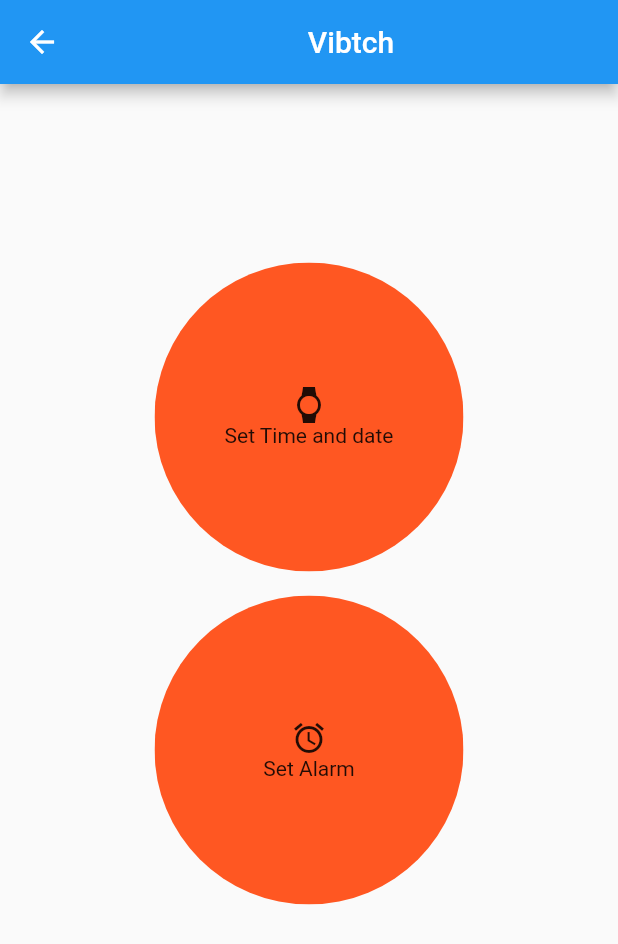
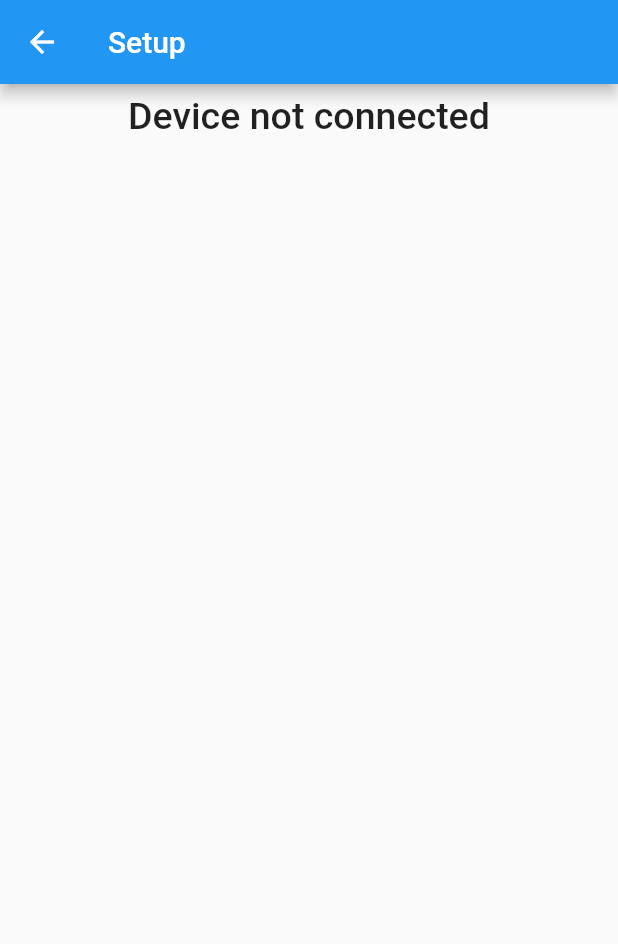
Before and after one commit to mmkumr/xioty, a Flutter app: the HomePage screen opened directly, on a phone screen of 412 x 824 dp. Shown: the top 944 px of the screen. Run offline on Flutter 3.47's test engine with Material 2 defaults, Android fonts, the phone set to English and light mode, and no system bars; our stand-ins replace flutter_bluetooth_serial; statements that could not run were skipped.

Commit message:
minor bug fixes in setup page.

```diff
--- a/AndroidStudioProjects/vibratingwatch/lib/MainPage.dart
+++ b/AndroidStudioProjects/vibratingwatch/lib/MainPage.dart
@@ -76,15 +76,11 @@ class _MainPage extends State<MainPage> {
   Widget build(BuildContext context) {
     return Scaffold(
       appBar: AppBar(
-        title: const Text('Flutter Bluetooth Serial'),
+        title: const Text('Vibrating watch'),
       ),
       body: Container(
         child: ListView(
           children: <Widget>[
-            Divider(),
-            ListTile(
-              title: const Text('General')
-            ),
             SwitchListTile(
               title: const Text('Enable Bluetooth'),
               value: _bluetoothState.isEnabled,
--- a/AndroidStudioProjects/vibratingwatch/lib/main.dart
+++ b/AndroidStudioProjects/vibratingwatch/lib/main.dart
@@ -204,15 +204,23 @@ class _HomePageState extends State<HomePage> {
 
   @override
   Widget build(BuildContext context) {
-
+    print(_messageBuffer);
     return Scaffold(
       appBar: AppBar(
-        title: Center(child: Text("Vibtch", textAlign: TextAlign.center,)),
+        title: Text("Setup", textAlign: TextAlign.center,),
       ),
       body: SingleChildScrollView(
         child: Center(
           heightFactor: 1.5,
-          child: Column(
+          child: isConnecting ? Text('Device not connected',
+            style: TextStyle(
+                fontSize: 25,
+                fontWeight: FontWeight.w500,
+                fontFamily: "Roboto"
+            ),
+          ) :
+          isConnected ?
+          Column(
             mainAxisAlignment: MainAxisAlignment.center,
             children: <Widget>[
               Padding(
@@ -278,7 +286,13 @@ class _HomePageState extends State<HomePage> {
                 ),
               ),
             ],
-          ),
+          )
+                : Text('Got disconnected',
+            style: TextStyle(
+        fontSize: 25,
+        fontWeight: FontWeight.w500,
+            fontFamily: "Roboto"
+        ),)
         ),
       ),
     );
```
